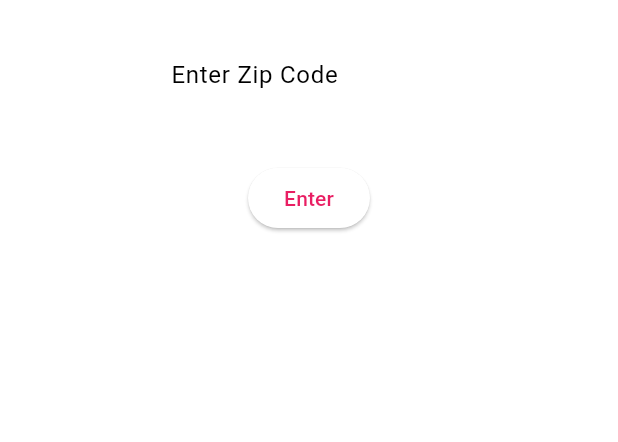
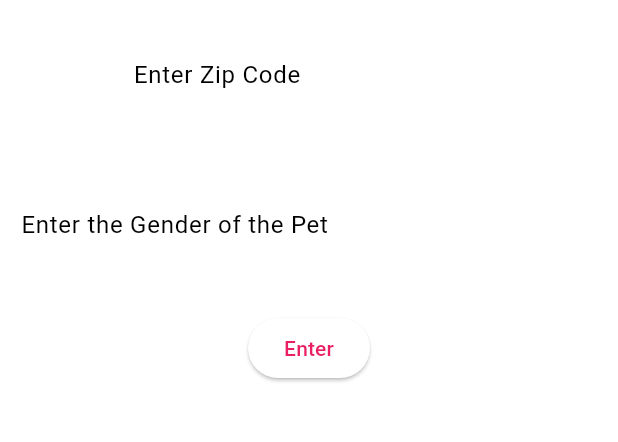
Before and after one commit to bsu-cs222/final_project_petfinder, a Flutter app: the screen it shows after launch, on a phone screen of 412 x 824 dp, the part 114-556 px from its top. Run offline on Flutter 3.47's test engine with Material 2 defaults, Android fonts, the phone set to English and light mode, and no system bars; our stand-ins replace flutter_dotenv.

```diff
--- a/lib/main.dart
+++ b/lib/main.dart
@@ -39,6 +39,7 @@ class MyApp extends StatelessWidget {
 
 class ZipCodePage extends StatelessWidget {
   final TextEditingController zipCodeController = TextEditingController();
+  final TextEditingController genderController = TextEditingController();
 
   ZipCodePage({super.key});
 
@@ -58,11 +59,12 @@ class ZipCodePage extends StatelessWidget {
             child:
                 Text('Welcome to Petfinder, please enter your zipcode below'),
           ),
-          Row(
+          Center(
+            child: Column(
               mainAxisAlignment: MainAxisAlignment.center,
               children: [
                 SizedBox(
-                width: 200,
+                  width: 250,
                   child: Padding(
                     padding: const EdgeInsets.all(8.0),
                     child: TextField(
@@ -73,7 +75,20 @@ class ZipCodePage extends StatelessWidget {
                     ),
                   ),
                 ),
+                SizedBox(
+                  width: 400,
+                  child:Padding(
+                    padding:const EdgeInsets.all(8.0),
+                    child:TextField(
+                      style:style,
+                      controller: genderController,
+                      decoration:
+                        const InputDecoration(labelText:'Enter the Gender of the Pet'),
+                    )
+                  )
+                )
               ],
+            ),
           ),
           SizedBox(
             child: Padding(
@@ -83,7 +98,7 @@ class ZipCodePage extends StatelessWidget {
                     Navigator.of(context).push(
                       MaterialPageRoute(
                         builder: (context) =>
-                            PetListPage(zipCode: zipCodeController.text),
+                            PetListPage(zipCode: zipCodeController.text,gender: genderController.text,),
                       ),
                     );
                   },
@@ -99,8 +114,9 @@ class ZipCodePage extends StatelessWidget {
 
 class PetListPage extends StatefulWidget {
   final String zipCode;
+  final String gender;
 
-  const PetListPage({super.key, required this.zipCode});
+  const PetListPage({super.key, required this.zipCode,required this.gender});
 
   @override
   _PetListPageState createState() => _PetListPageState();
@@ -129,7 +145,7 @@ class _PetListPageState extends State<PetListPage> {
   }
 
   Future<void> fetchData() async {
-    final response = await caller.makeRequestToAPI(dotenv.env['api_id'], dotenv.env['api_secret'], widget.zipCode);
+    final response = await caller.makeRequestToAPI(dotenv.env['api_id'], dotenv.env['api_secret'], widget.zipCode,widget.gender);
 
 
     final parsedPets = parser.parseFivePets(response);
--- a/lib/pet_finder_parser.dart
+++ b/lib/pet_finder_parser.dart
@@ -44,7 +44,7 @@ class QueryBuilder {
 }
 
 class QueryCall {
-  Future<Object> makeRequestToAPI(id, secret, String zipcode) async {
+  Future<Object> makeRequestToAPI(id, secret, String zipcode,String gender) async {
     final query = QueryBuilder();
 
     final response = await http.post(
@@ -54,7 +54,7 @@ class QueryCall {
     if (response.statusCode == 200) {
       final queryResponse = await http.get(
         Uri.parse(
-            'https://api.petfinder.com/v2/animals/?limit=5&distance=50&status=adoptable&location=$zipcode'),
+            'https://api.petfinder.com/v2/animals/?limit=5&distance=50&gender=$gender&status=adoptable&location=$zipcode'),
         headers: query.petFinderCallBuilder(response),
       );
       return (queryResponse.body);
```
Lines whose indentation alone changed are shown as unchanged.
